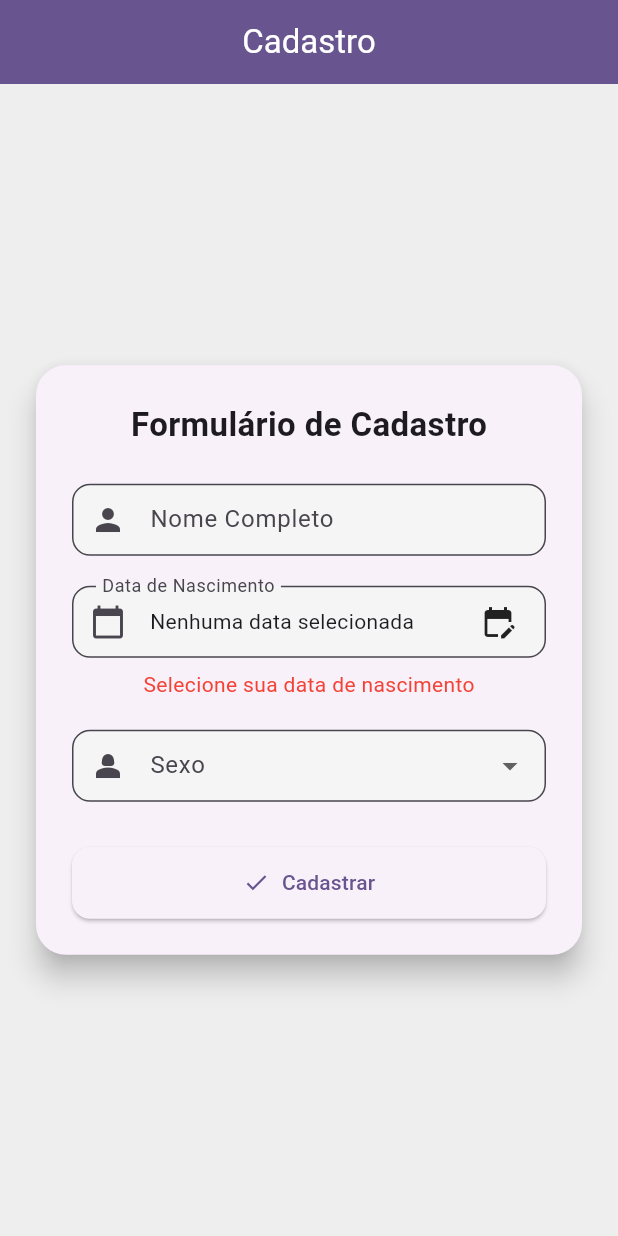
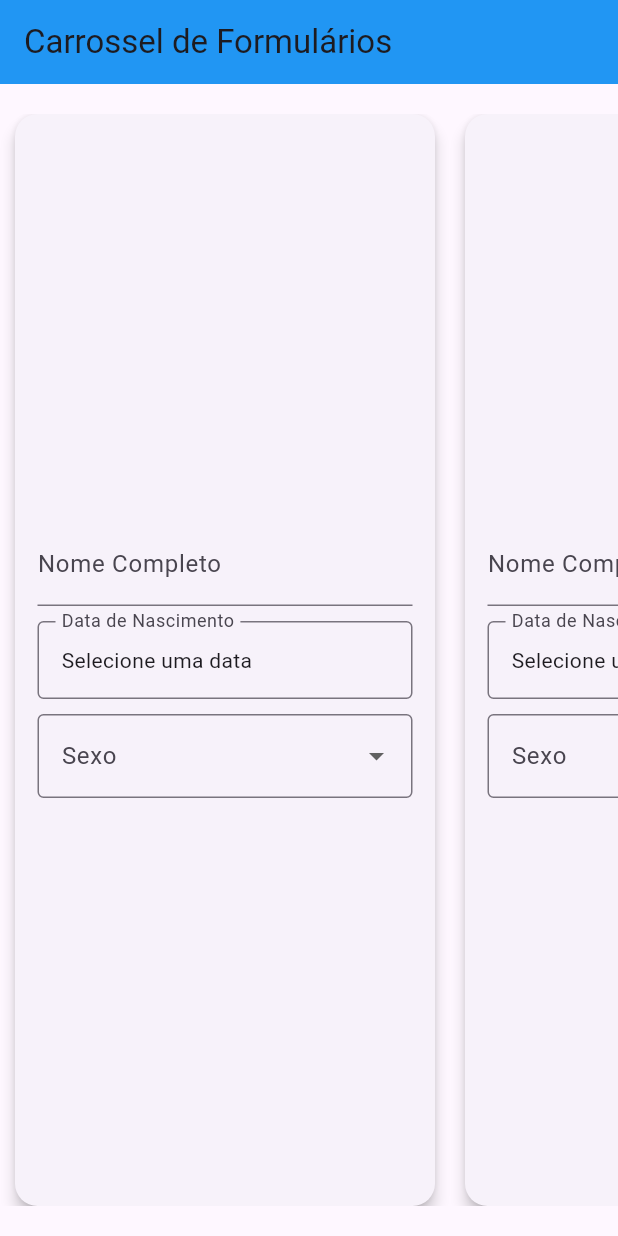
Before and after one commit to Otsugya/Projeto-2---Aula-Deselvolvimento-Mobile, a Flutter app: the screen it shows after launch, on a phone screen of 412 x 824 dp. Run offline on Flutter 3.47's test engine with Material 3 defaults, Android fonts, the light colour scheme and no system bars.

Commit message:
Mudança de codigo para Atividade

```diff
--- a/lib/main.dart
+++ b/lib/main.dart
@@ -1,5 +1,4 @@
 import 'package:flutter/material.dart';
-import 'dart:async';
 
 void main() {
   runApp(const MyApp());
@@ -11,162 +10,100 @@ class MyApp extends StatelessWidget {
   @override
   Widget build(BuildContext context) {
     return MaterialApp(
-      title: 'Formulário de Cadastro',
       debugShowCheckedModeBanner: false,
-      theme: ThemeData(
-        colorScheme: ColorScheme.fromSeed(seedColor: Colors.deepPurple),
-        inputDecorationTheme: InputDecorationTheme(
-          border: OutlineInputBorder(borderRadius: BorderRadius.circular(12)),
-          filled: true,
-          fillColor: Colors.grey.shade100,
-          contentPadding: const EdgeInsets.symmetric(
-            horizontal: 16,
-            vertical: 12,
-          ),
+      home: Scaffold(
+        appBar: AppBar(
+          title: const Text('Carrossel de Formulários'),
+          backgroundColor: Colors.blue,
         ),
-        useMaterial3: true,
+        body: const FormCarousel(),
       ),
-      home: const FormularioPage(),
     );
   }
 }
 
-class FormularioPage extends StatefulWidget {
-  const FormularioPage({super.key});
+class FormCarousel extends StatefulWidget {
+  const FormCarousel({super.key});
 
   @override
-  State<FormularioPage> createState() => _FormularioPageState();
+  State<FormCarousel> createState() => _FormCarouselState();
 }
 
-class _FormularioPageState extends State<FormularioPage> {
-  final _formKey = GlobalKey<FormState>();
-
-  final TextEditingController _nomeController = TextEditingController();
-  DateTime? _dataNascimento;
-  String? _sexoSelecionado;
-
-  String? _validarIdade(DateTime? data) {
-    if (data == null) return 'Selecione sua data de nascimento';
-    final hoje = DateTime.now();
-    final idade =
-        hoje.year -
-        data.year -
-        ((hoje.month < data.month ||
-                (hoje.month == data.month && hoje.day < data.day))
-            ? 1
-            : 0);
-    if (idade < 18) return 'É necessário ter mais de 18 anos';
-    return null;
-  }
-
-  void _enviarFormulario() {
-    if (_formKey.currentState!.validate()) {
-      ScaffoldMessenger.of(context).showSnackBar(
-        const SnackBar(content: Text('Cadastro realizado com sucesso!')),
-      );
-    }
-  }
-
-  Future<void> _selecionarData() async {
-    final DateTime? selecionada = await showDatePicker(
-      context: context,
-      initialDate: DateTime(2000),
-      firstDate: DateTime(1900),
-      lastDate: DateTime.now(),
-    );
-    if (selecionada != null) {
-      setState(() {
-        _dataNascimento = selecionada;
-      });
-    }
-  }
+class _FormCarouselState extends State<FormCarousel> {
+  final List<Map<String, dynamic>> formsData = List.generate(5, (_) {
+    return {'nome': '', 'dataNascimento': null, 'sexo': null};
+  });
 
   @override
   Widget build(BuildContext context) {
-    return Scaffold(
-      backgroundColor: Colors.grey.shade200,
-      appBar: AppBar(
-        title: const Text('Cadastro'),
-        centerTitle: true,
-        backgroundColor: Theme.of(context).colorScheme.primary,
-        foregroundColor: Colors.white,
-      ),
-      body: Center(
-        child: SingleChildScrollView(
-          padding: const EdgeInsets.all(20),
-          child: Card(
-            shape: RoundedRectangleBorder(
-              borderRadius: BorderRadius.circular(20),
-            ),
-            elevation: 8,
-            child: Padding(
-              padding: const EdgeInsets.all(24),
-              child: Form(
-                key: _formKey,
+    return Padding(
+      padding: const EdgeInsets.symmetric(vertical: 20),
+      child: ListView.builder(
+        scrollDirection: Axis.horizontal,
+        itemCount: formsData.length,
+        itemBuilder: (context, index) {
+          return SizedBox(
+            width: 300,
+            child: Card(
+              margin: const EdgeInsets.symmetric(horizontal: 10),
+              elevation: 4,
+              shape: RoundedRectangleBorder(
+                borderRadius: BorderRadius.circular(15),
+              ),
+              child: Padding(
+                padding: const EdgeInsets.all(15),
                 child: Column(
-                  mainAxisSize: MainAxisSize.min,
+                  mainAxisAlignment: MainAxisAlignment.center,
                   children: [
-                    const Text(
-                      'Formulário de Cadastro',
-                      style: TextStyle(
-                        fontSize: 22,
-                        fontWeight: FontWeight.bold,
-                      ),
-                    ),
-                    const SizedBox(height: 24),
-
-                    // Nome Completo
-                    TextFormField(
-                      controller: _nomeController,
+                    // Nome completo
+                    TextField(
                       decoration: const InputDecoration(
                         labelText: 'Nome Completo',
-                        prefixIcon: Icon(Icons.person),
                       ),
-                      validator: (value) {
-                        if (value == null || value.isEmpty) {
-                          return 'Informe seu nome completo';
-                        }
-                        return null;
+                      onChanged: (value) {
+                        setState(() {
+                          formsData[index]['nome'] = value;
+                        });
                       },
                     ),
+                    const SizedBox(height: 10),
 
-                    const SizedBox(height: 20),
-
-                    // Data de Nascimento
+                    // Data de nascimento
                     GestureDetector(
-                      onTap: _selecionarData,
+                      onTap: () async {
+                        DateTime? picked = await showDatePicker(
+                          context: context,
+                          initialDate: DateTime(2000),
+                          firstDate: DateTime(1900),
+                          lastDate: DateTime.now(),
+                        );
+                        if (picked != null) {
+                          setState(() {
+                            formsData[index]['dataNascimento'] = picked;
+                          });
+                        }
+                      },
                       child: InputDecorator(
                         decoration: const InputDecoration(
                           labelText: 'Data de Nascimento',
-                          prefixIcon: Icon(Icons.calendar_today),
+                          border: OutlineInputBorder(),
                         ),
-                        child: Row(
-                          mainAxisAlignment: MainAxisAlignment.spaceBetween,
-                          children: [
-                            Text(
-                              _dataNascimento == null
-                                  ? 'Nenhuma data selecionada'
-                                  : '${_dataNascimento!.day}/${_dataNascimento!.month}/${_dataNascimento!.year}',
-                            ),
-                            const Icon(Icons.edit_calendar),
-                          ],
+                        child: Text(
+                          formsData[index]['dataNascimento'] != null
+                              ? '${formsData[index]['dataNascimento'].day}/${formsData[index]['dataNascimento'].month}/${formsData[index]['dataNascimento'].year}'
+                              : 'Selecione uma data',
                         ),
                       ),
                     ),
-                    if (_validarIdade(_dataNascimento) != null)
-                      Padding(
-                        padding: const EdgeInsets.only(top: 8.0),
-                        child: Text(
-                          _validarIdade(_dataNascimento)!,
-                          style: const TextStyle(color: Colors.red),
-                        ),
-                      ),
-
-                    const SizedBox(height: 20),
+                    const SizedBox(height: 10),
 
                     // Sexo
                     DropdownButtonFormField<String>(
-                      value: _sexoSelecionado,
+                      decoration: const InputDecoration(
+                        labelText: 'Sexo',
+                        border: OutlineInputBorder(),
+                      ),
+                      value: formsData[index]['sexo'],
                       items: const [
                         DropdownMenuItem(value: 'Homem', child: Text('Homem')),
                         DropdownMenuItem(
@@ -174,48 +111,18 @@ class _FormularioPageState extends State<FormularioPage> {
                           child: Text('Mulher'),
                         ),
                       ],
-                      decoration: const InputDecoration(
-                        labelText: 'Sexo',
-                        prefixIcon: Icon(Icons.person_2),
-                      ),
                       onChanged: (value) {
                         setState(() {
-                          _sexoSelecionado = value;
+                          formsData[index]['sexo'] = value;
                         });
                       },
-                      validator: (value) =>
-                          value == null ? 'Selecione seu sexo' : null,
-                    ),
-
-                    const SizedBox(height: 30),
-
-                    // Botão
-                    SizedBox(
-                      width: double.infinity,
-                      child: ElevatedButton.icon(
-                        onPressed: () {
-                          setState(() {});
-                          if (_validarIdade(_dataNascimento) == null &&
-                              _formKey.currentState!.validate()) {
-                            _enviarFormulario();
-                          }
-                        },
-                        icon: const Icon(Icons.check),
-                        label: const Text('Cadastrar'),
-                        style: ElevatedButton.styleFrom(
-                          padding: const EdgeInsets.symmetric(vertical: 14),
-                          shape: RoundedRectangleBorder(
-                            borderRadius: BorderRadius.circular(12),
-                          ),
-                        ),
-                      ),
                     ),
                   ],
                 ),
               ),
             ),
-          ),
-        ),
+          );
+        },
       ),
     );
   }
```
